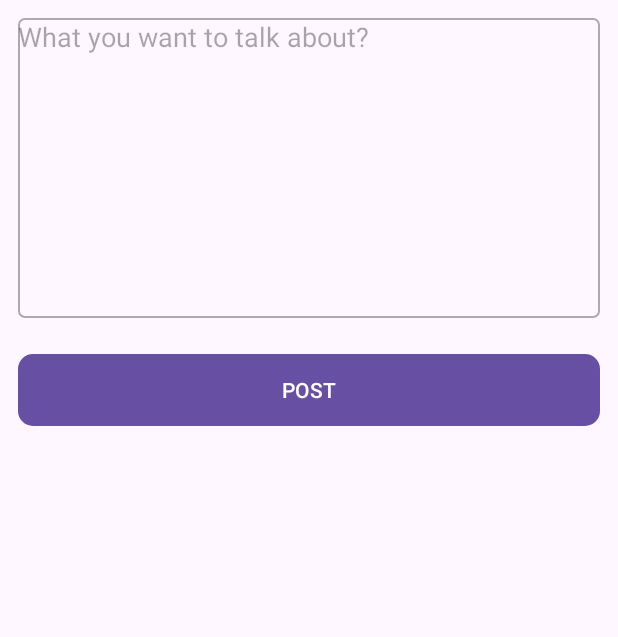
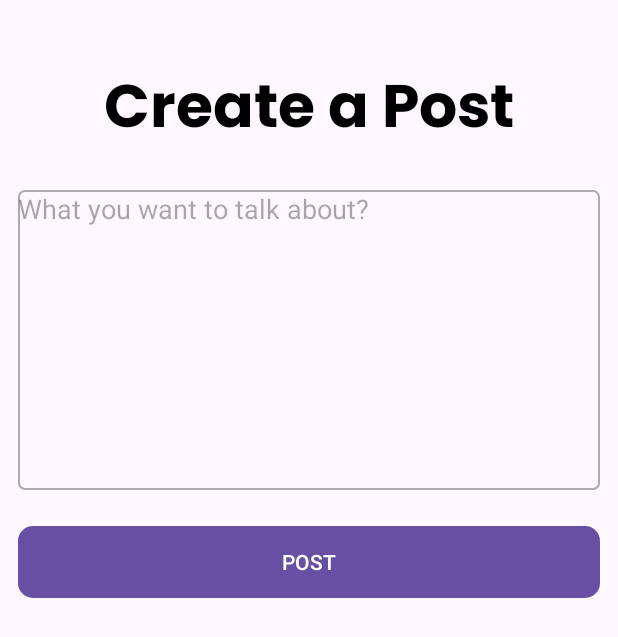
Before and after one commit to rahul-chaudhary/MySocialMedia, an Android app: the CreatePostActivity screen opened directly, with no data from a screen before it, on a phone screen of 412 x 824 dp. Shown: the top 637 px of the screen. Run offline under Robolectric (Android 15) with nearby library versions, the phone set to English and light mode, and no system bars.

Commit message:
Added font to res folder and TextView in create post activity

```diff
--- a/app/src/main/res/layout/activity_create_post.xml
+++ b/app/src/main/res/layout/activity_create_post.xml
@@ -7,6 +7,18 @@
     android:layout_height="match_parent"
     android:orientation="vertical"
     tools:context=".CreatePostActivity">
+
+    <TextView
+        android:layout_marginTop="40dp"
+        android:layout_width="match_parent"
+        android:layout_height="wrap_content"
+        android:layout_marginBottom="5dp"
+        android:gravity="center"
+        android:text="@string/create_a_post"
+        android:textColor="@color/black"
+        android:textSize="40sp"
+        android:fontFamily="@font/poppins_bold"
+        />
 
     <EditText
         android:id="@+id/postInput"
@@ -19,7 +31,7 @@
         android:background="@drawable/edittext_round_shape"
         android:inputType="textMultiLine"
         android:layout_marginTop="10dp"
-        />
+         />
 
     <Button
         android:id="@+id/postbtn"
--- a/app/src/main/res/values/strings.xml
+++ b/app/src/main/res/values/strings.xml
@@ -3,4 +3,5 @@
     <string name="add_a_post">Add a post</string>
     <string name="post">POST</string>
     <string name="what_you_want_to_talk_about">What you want to talk about?</string>
+    <string name="create_a_post">Create a Post</string>
 </resources>
```
Also changed, not shown: app/src/main/res/font/poppins_black.ttf (added), app/src/main/res/font/poppins_blackitalic.ttf (added), app/src/main/res/font/poppins_bold.ttf (added), app/src/main/res/font/poppins_bolditalic.ttf (added), app/src/main/res/font/poppins_extrabold.ttf (added), app/src/main/res/font/poppins_extrabolditalic.ttf (added), app/src/main/res/font/poppins_extralight.ttf (added), app/src/main/res/font/poppins_extralightitalic.ttf (added), app/src/main/res/font/poppins_italic.ttf (added), app/src/main/res/font/poppins_light.ttf (added), app/src/main/res/font/poppins_lightitalic.ttf (added), app/src/main/res/font/poppins_medium.ttf (added), app/src/main/res/font/poppins_mediumitalic.ttf (added), app/src/main/res/font/poppins_regular.ttf (added), 4 more files.
